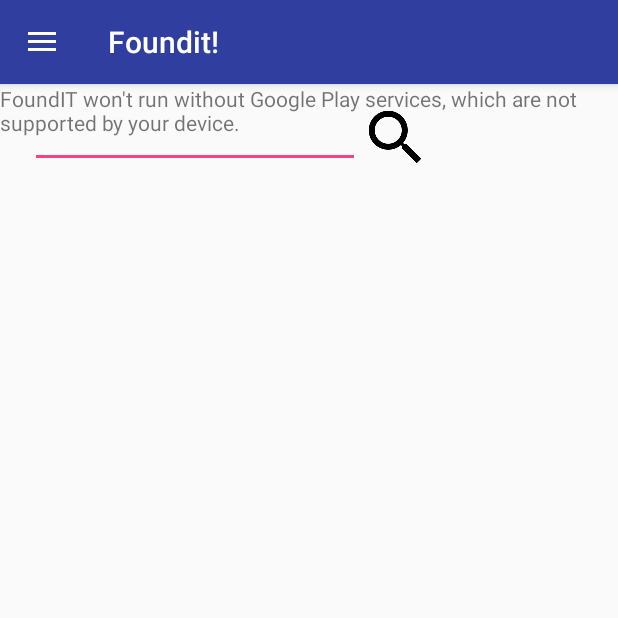
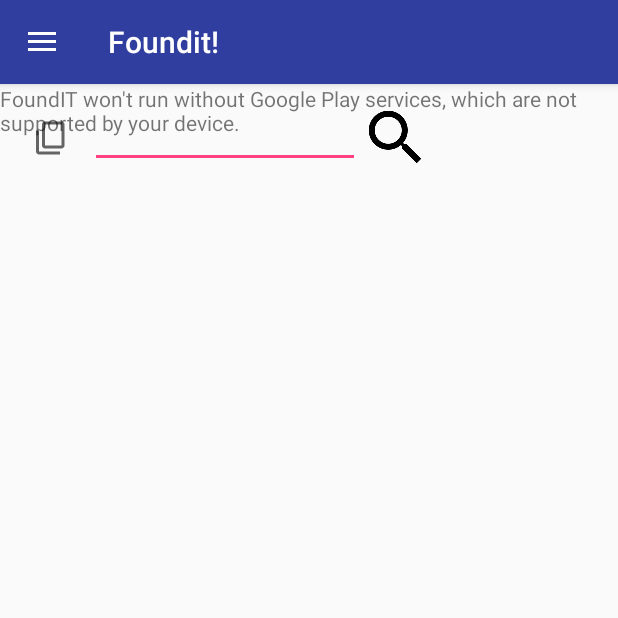
Before and after one commit to PINUPV/FoundIT-1, an Android app: the screen it shows after launch (MainFoundit), on a phone screen of 412 x 824 dp, the top half of it. Run offline under Robolectric (Android 15) with nearby library versions, the phone set to English and light mode, and no system bars.

```diff
--- a/app/src/main/java/foundit/foundit/FragBusqueda.java
+++ b/app/src/main/java/foundit/foundit/FragBusqueda.java
@@ -21,6 +21,7 @@ import android.view.ViewGroup;
 import android.widget.Button;
 import android.widget.EditText;
 import android.widget.ImageButton;
+import android.widget.ScrollView;
 import android.widget.Toast;
 
 import com.google.android.gms.maps.CameraUpdateFactory;
@@ -39,6 +40,9 @@ import java.io.IOException;
 import java.net.HttpURLConnection;
 import java.net.MalformedURLException;
 import java.net.URL;
+import java.util.ArrayList;
+import java.util.Collections;
+import java.util.Comparator;
 
 
 public class FragBusqueda extends Fragment implements OnMapReadyCallback,
@@ -48,8 +52,9 @@ public class FragBusqueda extends Fragment implements OnMapReadyCallback,
     private static final float DEFAULT_ZOOM = 14;
     private static final int LOCATION_REQUES_CODE = 1;
     private LatLng miPosicion = new LatLng(39.48,-0.34); // Posicion del politecnico
-    private Button botonPrueba;
+    private ImageButton botonFiltros;
     private ImageButton botonLupa;
+    private ArrayList<String> listaActividades;
 
 
 
@@ -63,14 +68,18 @@ public class FragBusqueda extends Fragment implements OnMapReadyCallback,
                 .findFragmentById(R.id.fragMap);
         mapFragment.getMapAsync(this);
 
-        /*botonPrueba = (Button)view.findViewById(R.id.botonPrueba);
+        botonFiltros = (ImageButton)view.findViewById(R.id.busquedaFiltros);
 
-        botonPrueba.setOnClickListener(new View.OnClickListener() {
+        botonFiltros.setOnClickListener(new View.OnClickListener() {
             @Override
             public void onClick(View v) {
-                Log.v("Debug","Hola");
+                ScrollView ventanaFiltros = (ScrollView) v.findViewById(R.id.ventanaFiltros);
+                LayoutInflater inflater = LayoutInflater.from(getContext());
+                View actual = inflater.inflate(R.layout.layout_filtros, ventanaFiltros,true);
+                actual.setVisibility(View.VISIBLE);
+
             }
-        });*/
+        });
 
         botonLupa = (ImageButton)view.findViewById(R.id.imageButton2);
 
@@ -112,22 +121,23 @@ public class FragBusqueda extends Fragment implements OnMapReadyCallback,
     @Override
     public void onMapReady(GoogleMap googleMap)
     {
+
         mMap = googleMap;
         UiSettings uiSettings = mMap.getUiSettings();
         mMap.setOnMyLocationButtonClickListener(this);
         mMap.setOnMarkerClickListener(this);
         LocationManager mLocManager = (LocationManager) getActivity().getSystemService(Context.LOCATION_SERVICE);
-        mLocManager.requestLocationUpdates(LocationManager.GPS_PROVIDER,0,0, locationListener );
-
         if (ContextCompat.checkSelfPermission(getActivity(), Manifest.permission.ACCESS_FINE_LOCATION)
                 == PackageManager.PERMISSION_GRANTED) {
+            mLocManager.requestLocationUpdates(LocationManager.GPS_PROVIDER, 0, 0, locationListener);
             mMap.setMyLocationEnabled(true);
+        }
 
+         else {
 
-        } else {
+            Toast.makeText(getActivity(), "No tienes los permisos necesarios para ejecutar la aplicación", Toast.LENGTH_LONG);
+        }
 
-            // Si no tenemos permiso de localizacion mostrar un mensaje
-        }
         mMap.moveCamera(CameraUpdateFactory.newLatLngZoom(miPosicion,DEFAULT_ZOOM));
         uiSettings.setMyLocationButtonEnabled(true);
 
@@ -151,6 +161,7 @@ public class FragBusqueda extends Fragment implements OnMapReadyCallback,
                 }
             }
         });
+        //recuperarListaActividades();
     }
 
     LocationListener locationListener = new LocationListener() {
@@ -183,6 +194,7 @@ public class FragBusqueda extends Fragment implements OnMapReadyCallback,
         String categoriaBusqueda = editTex.getText().toString();
     }
 
+
     public boolean esAlfaNumerica(final String cadena) {
         for(int i = 0; i < cadena.length(); ++i) {
             char caracter = cadena.charAt(i);
@@ -194,11 +206,20 @@ public class FragBusqueda extends Fragment implements OnMapReadyCallback,
         return true;
     }
 
-    public void actualizarComercios(JSONArray info){
+    public void recuperarListaActividades(){
+        try {
+            Util.GetListadoCategorias();
+        } catch (Exception e) {
+            Log.e("ERROR2", e.toString());
+        }
+        Collections.sort(listaActividades, new Comparator<String>() {
+            @Override
+            public int compare(String o1, String o2) {
+                return o1.compareTo(o2);
+            }
+        });
 
-        //for(int i = 0, i < info.length(); i++){
-        //  mMap.addMarker(new MarkerOptions().posi)
-
+    Toast.makeText(getActivity(),listaActividades.get(0),Toast.LENGTH_SHORT).show();
 
     }
 
--- a/app/src/main/java/foundit/foundit/FragRegistro_Comercio.java
+++ b/app/src/main/java/foundit/foundit/FragRegistro_Comercio.java
@@ -154,7 +154,7 @@ class RegisterTaskComercio extends AsyncTask<String, String, JSONObject> {
             e.printStackTrace();
         }
         try {
-            return new JSONObject("{\"resultado\":\"error\",\"mensaje\":\"No se ha podido realizar la acción\"}");
+            return new JSONObject("{\"resultado\":\"error\",\"mensaje\":\"No se ha podido realizar la accion\"}");
         } catch (JSONException e) {
             return null; // Nunca ocurrirá
         }
--- a/app/src/main/res/layout/fragment_frag_busqueda.xml
+++ b/app/src/main/res/layout/fragment_frag_busqueda.xml
@@ -6,6 +6,7 @@
     tools:context="foundit.foundit.FragBusqueda">
 
     <!-- TODO: Update blank fragment layout -->
+
 
     <fragment xmlns:android="http://schemas.android.com/apk/res/android"
         xmlns:map="http://schemas.android.com/apk/res-auto"
@@ -22,9 +23,9 @@
 
     <EditText
         android:id="@+id/eTFragBusquedaeT"
-        android:layout_width="220dp"
+        android:layout_width="180dp"
         android:layout_height="48dp"
-        android:layout_marginLeft="20dp"
+        android:layout_marginLeft="60dp"
         android:layout_marginTop="8dp"
         android:ems="10"
         android:inputType="textPersonName"
@@ -54,5 +55,14 @@
         android:visibility="invisible"
         tools:ignore="HardcodedText" />
 
+    <ImageButton
+        android:id="@+id/busquedaFiltros"
+        android:layout_width="67dp"
+        android:layout_height="72dp"
+        android:layout_marginTop="0dp"
+        android:background="@android:color/transparent"
+        android:src="?android:attr/actionModeCopyDrawable"
+        tools:clickable="true" />
+
 
 </FrameLayout>
```
